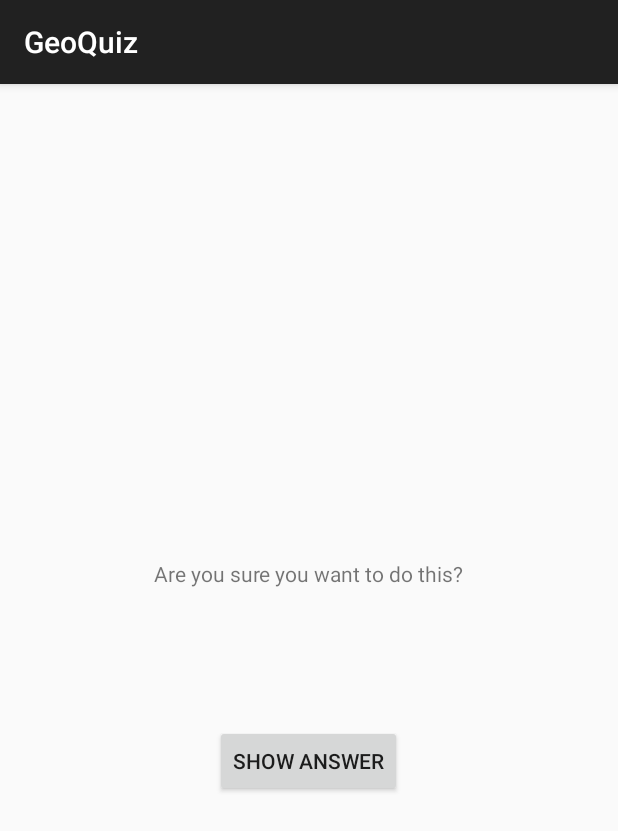
After one commit to andersmurphy/geo-quiz, an Android app: the CheatActivity screen opened directly, with no data from a screen before it, on a phone screen of 412 x 824 dp. The commit adds this screen. Shown: the top 831 px of the screen. Run offline under Robolectric (Android 15) with nearby library versions, the phone set to English and light mode, and no system bars.

Commit message:
adds new CheatActivity, presenter and view

```diff
--- /dev/null
+++ b/app/src/main/java/com/example/anders/geoquiz/BaseActivity.java
@@ -0,0 +1,6 @@
+package com.example.anders.geoquiz;
+
+import android.support.v7.app.ActionBarActivity;
+
+public class BaseActivity extends ActionBarActivity {
+}
--- /dev/null
+++ b/app/src/main/java/com/example/anders/geoquiz/CheatActivity.java
@@ -0,0 +1,47 @@
+package com.example.anders.geoquiz;
+
+import android.os.Bundle;
+import android.view.View;
+import android.widget.Button;
+import android.widget.Toast;
+
+import com.example.anders.geoquiz.presenters.CheatPage;
+import com.example.anders.geoquiz.presenters.CheatPresenter;
+import com.example.anders.geoquiz.presenters.CheatView;
+
+public class CheatActivity extends BaseActivity implements CheatView {
+
+    private CheatPresenter presenter;
+    private Button showAnswerButton;
+    public final static String EXTRA_ANSWER_IS_TRUE = "EXTRA_ANSWER_IS_TRUE";
+
+
+    @Override
+    protected void onCreate(Bundle savedInstanceState) {
+        super.onCreate(savedInstanceState);
+        setContentView(R.layout.activity_cheat);
+        boolean isTrue = getIntent().getBooleanExtra(EXTRA_ANSWER_IS_TRUE, false);
+        presenter = new CheatPage(this, isTrue);
+        showAnswerButton = (Button) findViewById(R.id.showAnswerButton);
+        showAnswerButton.setOnClickListener(showAnswerButtonListener());
+    }
+
+    @Override
+    public void storeThatUserHasCheated() {
+
+    }
+
+    @Override
+    public void showAnswer(boolean isTrue) {
+        Toast.makeText(this, String.valueOf(isTrue), Toast.LENGTH_LONG).show();
+    }
+
+    private View.OnClickListener showAnswerButtonListener() {
+        return new View.OnClickListener() {
+            @Override
+            public void onClick(View v) {
+                presenter.showAnswerPressed();
+            }
+        };
+    }
+}
--- /dev/null
+++ b/app/src/main/res/layout/activity_cheat.xml
@@ -0,0 +1,26 @@
+<?xml version="1.0" encoding="utf-8"?>
+<LinearLayout xmlns:android="http://schemas.android.com/apk/res/android"
+    android:layout_width="match_parent"
+    android:layout_height="match_parent"
+    android:orientation="vertical"
+    android:gravity="center">
+
+    <TextView
+        android:layout_width="wrap_content"
+        android:layout_height="wrap_content"
+        android:padding="24dp"
+        android:text="@string/warning_text"/>
+
+    <TextView
+        android:id="@+id/answerTextView"
+        android:layout_width="wrap_content"
+        android:layout_height="wrap_content"
+        android:padding="24dp"/>
+
+    <Button
+        android:id="@+id/showAnswerButton"
+        android:layout_width="wrap_content"
+        android:layout_height="wrap_content"
+        android:text="@string/show_answer_button"/>
+
+</LinearLayout>
--- a/app/src/main/res/layout/activity_quiz.xml
+++ b/app/src/main/res/layout/activity_quiz.xml
@@ -50,4 +50,10 @@
 
     </LinearLayout>
 
+    <Button
+        android:id="@+id/cheat_button"
+        android:layout_width="wrap_content"
+        android:layout_height="wrap_content"
+        android:text="@string/cheat_button" />
+
 </LinearLayout>
--- a/app/src/main/res/values/strings.xml
+++ b/app/src/main/res/values/strings.xml
@@ -12,4 +12,8 @@
     <string name="question_americas">The Amazon River is the longest river in the Americas.</string>
     <string name="question_asia">Lake Baikal is the world\'s oldest and deepest freshwater lake.</string>
     <string name="previous_button">Prev</string>
+    <string name="cheat_button">Cheat!</string>
+    <string name="warning_text">Are you sure you want to do this?</string>
+    <string name="show_answer_button">Show Answer</string>
+    <string name="judgment_toast">Cheating is wrong.</string>
 </resources>
--- /dev/null
+++ b/core/src/main/java/com/example/anders/geoquiz/presenters/CheatPage.java
@@ -0,0 +1,17 @@
+package com.example.anders.geoquiz.presenters;
+
+public final class CheatPage implements CheatPresenter {
+
+    private final CheatView view;
+    private final boolean isTrue;
+
+    public CheatPage(CheatView view, boolean isTrue) {
+        this.view = view;
+        this.isTrue = isTrue;
+    }
+
+    @Override
+    public void showAnswerPressed() {
+        view.showAnswer(isTrue);
+    }
+}
--- /dev/null
+++ b/core/src/main/java/com/example/anders/geoquiz/presenters/CheatPresenter.java
@@ -0,0 +1,5 @@
+package com.example.anders.geoquiz.presenters;
+
+public interface CheatPresenter {
+    void showAnswerPressed();
+}
--- /dev/null
+++ b/core/src/main/java/com/example/anders/geoquiz/presenters/CheatView.java
@@ -0,0 +1,7 @@
+package com.example.anders.geoquiz.presenters;
+
+public interface CheatView {
+    void storeThatUserHasCheated();
+
+    void showAnswer(boolean isTrue);
+}
--- a/core/src/main/java/com/example/anders/geoquiz/presenters/QuizPage.java
+++ b/core/src/main/java/com/example/anders/geoquiz/presenters/QuizPage.java
@@ -57,4 +57,9 @@ public final class QuizPage implements QuizPresenter {
     public int onSaveInstanceState() {
         return generator.getCurrentQuestionIndex();
     }
+
+    @Override
+    public void cheatPressed() {
+        view.launchCheatActivity(currentQuestion.isTrue());
+    }
 }
--- a/core/src/main/java/com/example/anders/geoquiz/presenters/QuizPresenter.java
+++ b/core/src/main/java/com/example/anders/geoquiz/presenters/QuizPresenter.java
@@ -15,4 +15,6 @@ public interface QuizPresenter {
     void previousPressed();
 
     int onSaveInstanceState();
+
+    void cheatPressed();
 }
--- a/core/src/main/java/com/example/anders/geoquiz/presenters/QuizView.java
+++ b/core/src/main/java/com/example/anders/geoquiz/presenters/QuizView.java
@@ -9,4 +9,6 @@ public interface QuizView {
     void toastCorrect();
 
     void setQuestionTextView(int id);
+
+    void launchCheatActivity(boolean isTrue);
 }
```
Also changed, not shown: app/src/main/AndroidManifest.xml (+7 -3 lines), app/src/main/java/com/example/anders/geoquiz/QuizActivity.java (+21 -2 lines), app/src/main/res/layout-land/activity_quiz.xml (+7 -0 lines), 3 other files.
